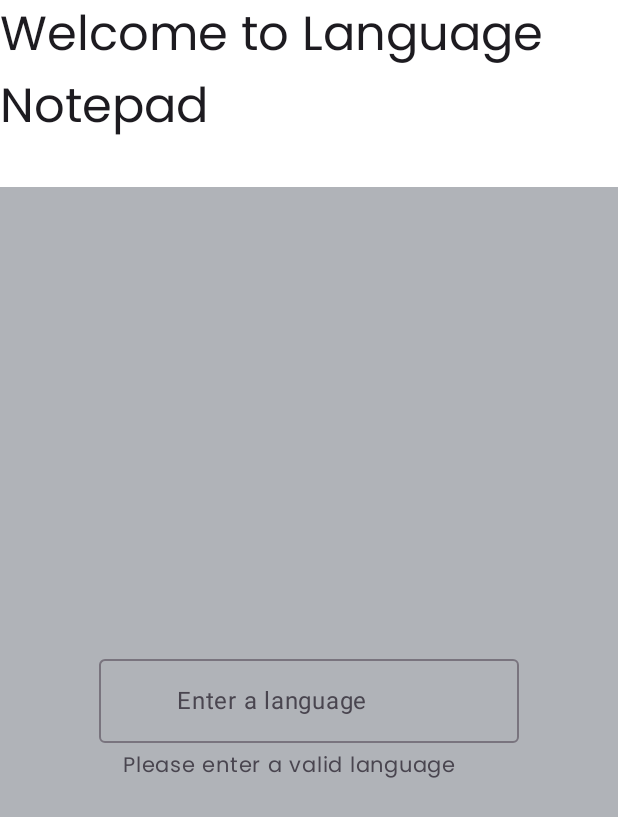
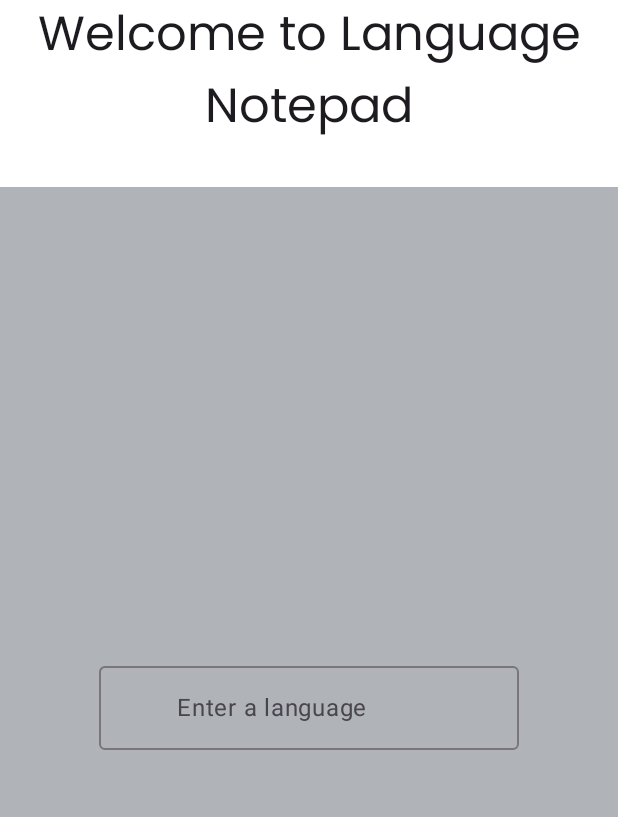
Before and after one commit to MLGJPrime/language-notepad, an Android app built with Jetpack Compose: the composable OnboardingScreen shown on its own in the app's theme, on a phone screen of 412 x 824 dp. Shown: the top 817 px of the screen. Run offline under Robolectric (Android 15) with nearby library versions, the phone set to English and light mode, and no system bars; our stand-ins replace Dagger/Hilt's generated code, accompanist; 1 statement that could not run was skipped.

Commit message:
Finished CustomButton, added it to OnBoardingScreen, added AppEntryUseCases, LanguageRepository and MainViewModel. Changed MainActivity

```diff
--- a/app/src/main/java/com/jprime/languagenotepad/MainActivity.kt
+++ b/app/src/main/java/com/jprime/languagenotepad/MainActivity.kt
@@ -14,14 +14,13 @@ import androidx.compose.ui.graphics.Color
 import androidx.core.splashscreen.SplashScreen.Companion.installSplashScreen
 import androidx.core.view.WindowCompat
 import com.google.accompanist.systemuicontroller.rememberSystemUiController
-import com.jprime.languagenotepad.presentation.onboarding.OnBoardingViewModel
-import com.jprime.languagenotepad.presentation.onboarding.OnboardingScreen
+import com.jprime.languagenotepad.presentation.navgraph.NavGraph
 import com.jprime.languagenotepad.ui.theme.LanguageNotepadTheme
 import dagger.hilt.android.AndroidEntryPoint
 
 @AndroidEntryPoint
 class MainActivity : ComponentActivity() {
-    private val viewModel by viewModels<OnBoardingViewModel>()
+    private val viewModel by viewModels<MainViewModel>()
 
     override fun onCreate(savedInstanceState: Bundle?) {
         super.onCreate(savedInstanceState)
@@ -29,12 +28,13 @@ class MainActivity : ComponentActivity() {
 
         installSplashScreen().apply {
             setKeepOnScreenCondition {
-                viewModel.selectedLanguage.value == null
+                viewModel.splashCondition
             }
         }
 
         setContent {
             LanguageNotepadTheme {
+
                 val isSystemInDarkMode = isSystemInDarkTheme()
                 val systemController = rememberSystemUiController()
 
@@ -46,11 +46,8 @@ class MainActivity : ComponentActivity() {
                 }
 
                 Box(modifier = Modifier.background(color = MaterialTheme.colorScheme.background)) {
-                    if (viewModel.selectedLanguage.value == null) {
-                        OnboardingScreen(viewModel)
-                    } else {
-                        // Skip onboarding and load main app UI
-                    }
+                    val startDestination = viewModel.startDestination
+                    NavGraph(startDestination = startDestination)
                 }
             }
         }
--- /dev/null
+++ b/app/src/main/java/com/jprime/languagenotepad/domain/repository/LanguageRepository.kt
@@ -0,0 +1,5 @@
+package com.jprime.languagenotepad.domain.repository
+
+interface LanguageRepository {
+    suspend fun hasLanguages(): Boolean
+}
--- a/app/src/main/java/com/jprime/languagenotepad/presentation/common/components/CustomOutlinedTextField.kt
+++ b/app/src/main/java/com/jprime/languagenotepad/presentation/common/components/CustomOutlinedTextField.kt
@@ -24,6 +24,9 @@ fun CustomOutlinedTextField(
     supportingText: String? = null,
     leadingIcon: ImageVector? = null,
 ) {
+    val isError =
+        onBoardingViewModel.isButtonPressed.value == true && onBoardingViewModel.languageText.value.isNullOrEmpty()
+
     Surface(
         modifier = modifier.fillMaxSize(),
         color = MaterialTheme.colorScheme.surface,
@@ -48,11 +51,11 @@ fun CustomOutlinedTextField(
                     }
                 },
                 supportingText = {
-                    if (supportingText != null) {
-                        Text(text = supportingText)
+                    if (isError && supportingText != null) {
+                        Text(text = supportingText, color = MaterialTheme.colorScheme.error)
                     }
                 },
-                isError = false,
+                isError = isError,
                 singleLine = true
             )
         }
--- a/app/src/main/java/com/jprime/languagenotepad/presentation/onboarding/OnBoardingScreen.kt
+++ b/app/src/main/java/com/jprime/languagenotepad/presentation/onboarding/OnBoardingScreen.kt
@@ -6,50 +6,62 @@ import androidx.compose.foundation.layout.Spacer
 import androidx.compose.foundation.layout.fillMaxSize
 import androidx.compose.foundation.layout.fillMaxWidth
 import androidx.compose.foundation.layout.height
-import androidx.compose.material3.Button
 import androidx.compose.material3.MaterialTheme
 import androidx.compose.material3.Text
 import androidx.compose.runtime.Composable
 import androidx.compose.ui.Alignment
 import androidx.compose.ui.Modifier
+import androidx.compose.ui.text.style.TextAlign
 import androidx.compose.ui.tooling.preview.Preview
 import androidx.compose.ui.unit.dp
 import androidx.lifecycle.viewmodel.compose.viewModel
 import com.jprime.languagenotepad.domain.model.Language
+import com.jprime.languagenotepad.presentation.common.components.ButtonContent
+import com.jprime.languagenotepad.presentation.common.components.CustomButton
 import com.jprime.languagenotepad.presentation.common.components.CustomOutlinedTextField
 
 @Composable
 fun OnboardingScreen(languageViewModel: OnBoardingViewModel = viewModel()) {
     Box(modifier = Modifier.fillMaxSize(), contentAlignment = Alignment.Center) {
         Column(horizontalAlignment = Alignment.CenterHorizontally) {
-            Text("Welcome to Language Notepad", style = MaterialTheme.typography.displayMedium)
+            Spacer(modifier = Modifier.weight(1f)) // Add this line to push the content down
+
+            Text(
+                "Welcome to Language Notepad",
+                style = MaterialTheme.typography.displayMedium,
+                textAlign = TextAlign.Center // Center justify the text
+            )
 
             Spacer(modifier = Modifier.height(32.dp))
 
             CustomOutlinedTextField(
                 onBoardingViewModel = languageViewModel,
                 label = "Enter a language",
-                supportingText = "Please enter a valid language"
+                supportingText = if (languageViewModel.isButtonPressed.value == true && languageViewModel.languageText.value.isNullOrEmpty()) "Please enter a valid language" else null
             )
 
             Spacer(modifier = Modifier.height(16.dp))
 
-            Button(
+            CustomButton(
+                content = ButtonContent.Text("OK"),
                 onClick = {
-                    languageViewModel.selectLanguage(
-                        Language(
-                            languageViewModel.languageText.value ?: ""
+                    if (languageViewModel.languageText.value.isNullOrEmpty()) {
+                        languageViewModel.onButtonPressed()
+                    } else {
+                        languageViewModel.selectLanguage(
+                            Language(
+                                languageViewModel.languageText.value ?: ""
+                            )
                         )
-                    )
+                    }
                 },
                 modifier = Modifier.fillMaxWidth(0.8f)
-            ) {
-                Text("OK")
-            }
+            )
+
+            Spacer(modifier = Modifier.weight(2f)) // Add this line to push the content down
         }
     }
 }
-
 @Preview(showBackground = true)
 @Composable
 fun PreviewOnboardingScreen() {
--- a/app/src/main/java/com/jprime/languagenotepad/presentation/onboarding/OnBoardingViewModel.kt
+++ b/app/src/main/java/com/jprime/languagenotepad/presentation/onboarding/OnBoardingViewModel.kt
@@ -10,6 +10,7 @@ import javax.inject.Inject
 class OnBoardingViewModel @Inject constructor() : ViewModel() {
     val selectedLanguage: MutableLiveData<Language> = MutableLiveData()
     val languageText: MutableLiveData<String> = MutableLiveData()
+    val isButtonPressed: MutableLiveData<Boolean> = MutableLiveData(false)
 
     fun selectLanguage(language: Language) {
         selectedLanguage.value = language
@@ -18,4 +19,8 @@ class OnBoardingViewModel @Inject constructor() : ViewModel() {
     fun onLanguageTextChanged(newText: String) {
         languageText.value = newText
     }
+
+    fun onButtonPressed() {
+        isButtonPressed.value = true
+    }
 }
--- a/app/src/main/java/com/jprime/languagenotepad/ui/theme/Color.kt
+++ b/app/src/main/java/com/jprime/languagenotepad/ui/theme/Color.kt
@@ -26,9 +26,9 @@ val ColorDivider = Color(0xFF30363d)
 val LightColorDivider = Color(0xFFBDBDBD)
 
 // Button Colors
-val ColorButton = Color(0xFF36444A)
-val ColorButtonPressed = Color(0xFF596E78)
-val ColorButtonIcon = Color(0xFFF16235)
+val ColorButton1 = Color(0xFFF16235)
+val ColorButton2 = Color(0xFF596E78)
+val ColorButton3 = Color(0xFF36444A)
 val LightColorButton = Color(0xFFE0E0E0)
 val LightColorButtonPressed = Color(0xFFAEAEAE)
 
```
Also changed, not shown: app/src/main/java/com/jprime/languagenotepad/MainViewModel.kt (added, +38 -0 lines), app/src/main/java/com/jprime/languagenotepad/data/repository/LanguageRepositoryImpl.kt (added, +9 -0 lines), app/src/main/java/com/jprime/languagenotepad/domain/usecases/app_entry/AppEntryUseCases.kt (added, +10 -0 lines), app/src/main/java/com/jprime/languagenotepad/presentation/common/components/CustomButton.kt (+5 -5 lines), app/src/main/java/com/jprime/languagenotepad/presentation/navgraph/NavGraph.kt (added, +9 -0 lines), app/src/main/java/com/jprime/languagenotepad/presentation/navgraph/Route.kt (added, +15 -0 lines), 149 other files.
